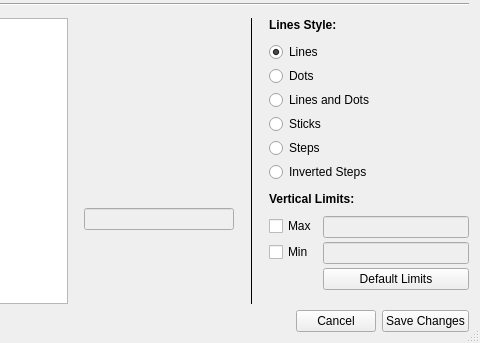
This is plotjuggler_app/plotwidget_editor.ui in facontidavide/PlotJuggler as Qt 5 draws it before an edit; both pictures show x 475 to 955 and y 314 to 657 of the 955 by 657 pixel window. The edited form follows.
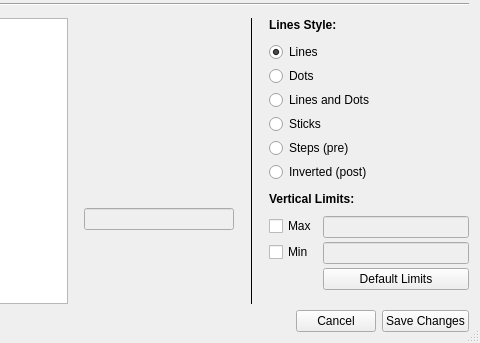
This is the edited form.

Commit message: Better steps nomenclature

The edit to the form file:
```diff
--- a/plotjuggler_app/plotwidget_editor.ui
+++ b/plotjuggler_app/plotwidget_editor.ui
@@ -344,14 +344,14 @@
              <item>
              <widget class="QRadioButton" name="radioSteps">
               <property name="text">
-               <string>Steps</string>
+               <string>Steps (pre)</string>
               </property>
              </widget>
             </item>
             <item>
              <widget class="QRadioButton" name="radioStepsInv">
               <property name="text">
-               <string>Inverted Steps</string>
+               <string>Inverted (post)</string>
               </property>
              </widget>
             </item>
```
